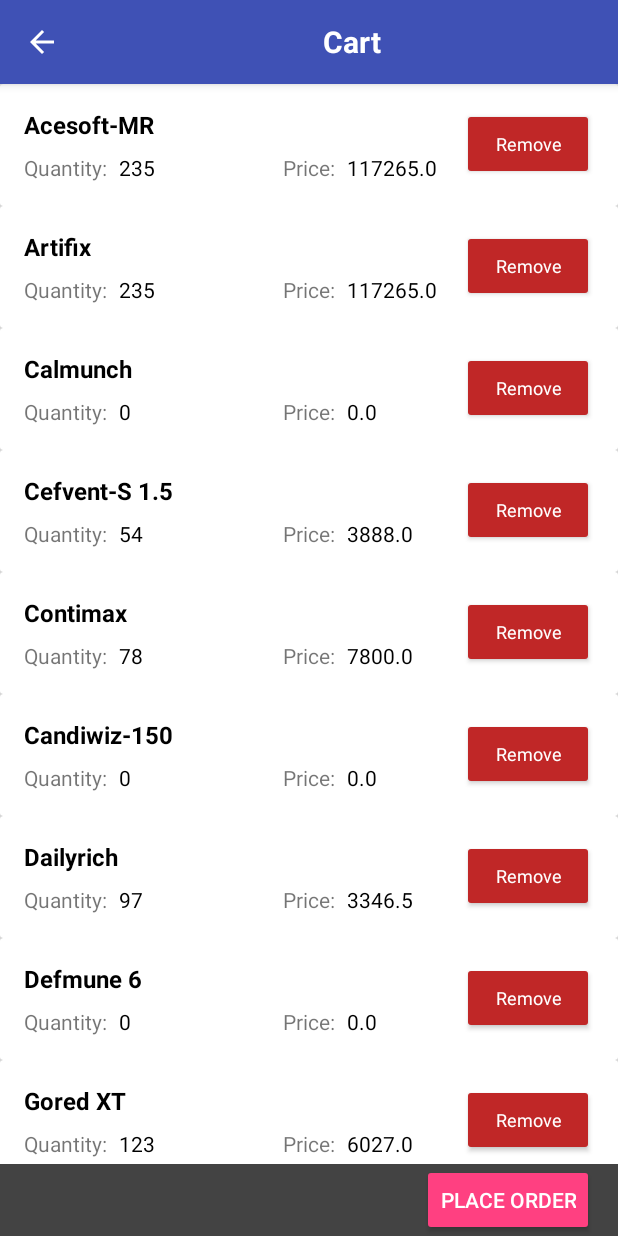
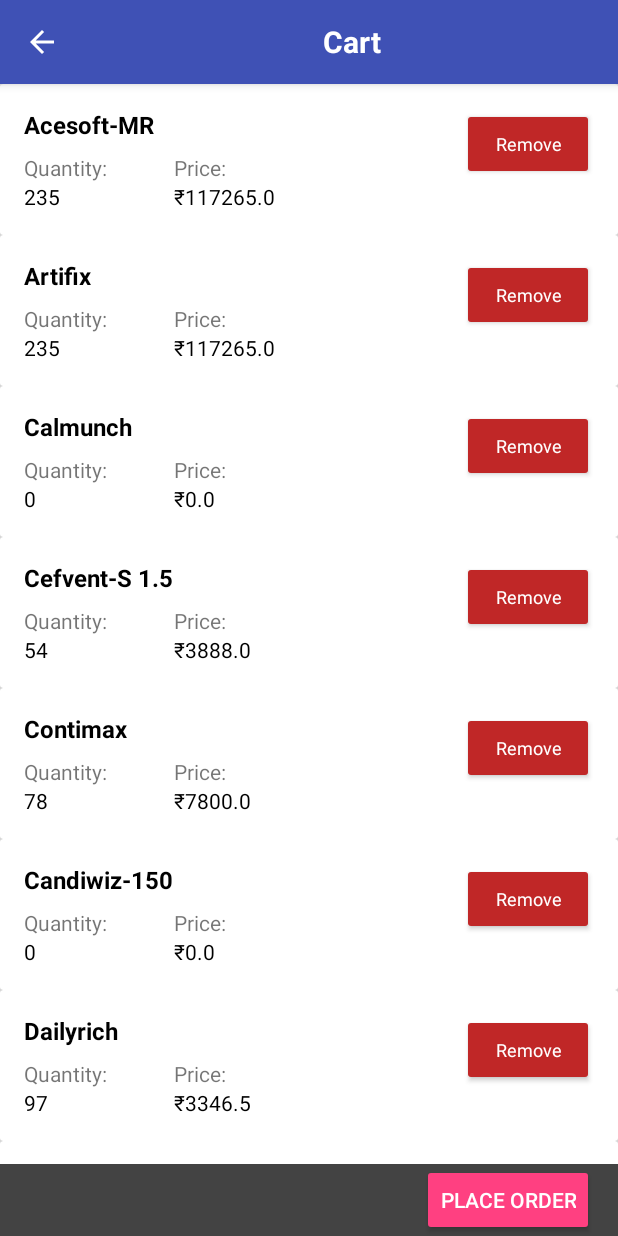
Before and after one commit to honey-hoper/Med-Order, an Android app: the CartActivity screen opened directly, with no data from a screen before it, on a phone screen of 412 x 824 dp. Run offline under Robolectric (Android 15) with nearby library versions, the phone set to English and light mode, and no system bars.

Commit message:
Corrected displaying of price in cart list item

```diff
--- a/app/src/main/java/com/webhopers/medorder/adapters/ListAdapter.kt
+++ b/app/src/main/java/com/webhopers/medorder/adapters/ListAdapter.kt
@@ -61,6 +61,6 @@ class CartListViewHolder(itemView: View) : RecyclerView.ViewHolder(itemView) {
 
         itemView.cli_product_name.text = product.name
         itemView.cli_product_quantity.text = product.quantity
-        itemView.cli_product_price.text = "$totalPrice"
+        itemView.cli_product_price.text = "\u20B9$totalPrice"
     }
 }
--- a/app/src/main/res/layout/cart_list_item.xml
+++ b/app/src/main/res/layout/cart_list_item.xml
@@ -30,7 +30,6 @@
             android:id="@+id/cli_product_quantity_label"
             android:layout_width="wrap_content"
             android:layout_height="wrap_content"
-            android:layout_marginEnd="8dp"
             android:layout_below="@id/cli_product_name"
             android:text="@string/quantity"
             android:theme="@style/TextNormal"/>
@@ -39,8 +38,7 @@
             android:id="@+id/cli_product_quantity"
             android:layout_width="wrap_content"
             android:layout_height="wrap_content"
-            android:layout_below="@id/cli_product_name"
-            android:layout_toEndOf="@id/cli_product_quantity_label"
+            android:layout_below="@id/cli_product_quantity_label"
             android:textColor="#000"
             tools:text="2"
             android:theme="@style/TextNormal"/>
@@ -49,9 +47,8 @@
             android:id="@+id/cli_product_price_label"
             android:layout_width="wrap_content"
             android:layout_height="wrap_content"
-            android:layout_marginEnd="8dp"
             android:layout_below="@id/cli_product_name"
-            android:layout_centerHorizontal="true"
+            android:layout_marginStart="100dp"
             android:text="@string/price"
             android:theme="@style/TextNormal"/>
 
@@ -59,10 +56,10 @@
             android:id="@+id/cli_product_price"
             android:layout_width="wrap_content"
             android:layout_height="wrap_content"
-            android:layout_below="@id/cli_product_name"
-            android:layout_toEndOf="@id/cli_product_price_label"
+            android:layout_below="@id/cli_product_price_label"
+            android:layout_marginStart="100dp"
             android:textColor="#000"
-            tools:text="200"
+            tools:text="20"
             android:theme="@style/TextNormal"/>
 
         <Button
```
